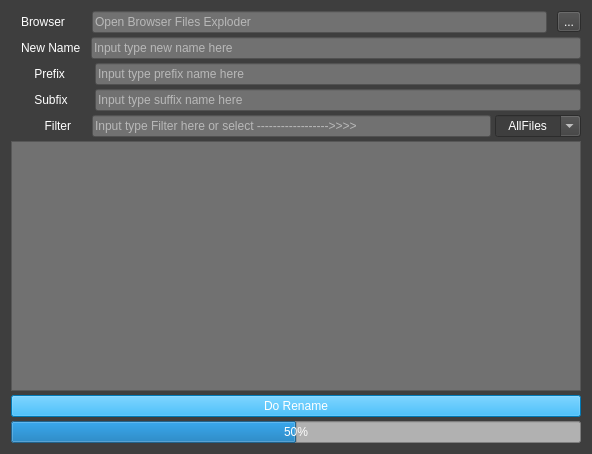
The window that leerenametool.ui (leetdvn/leeAppRename) describes before a commit, drawn with Qt 5.
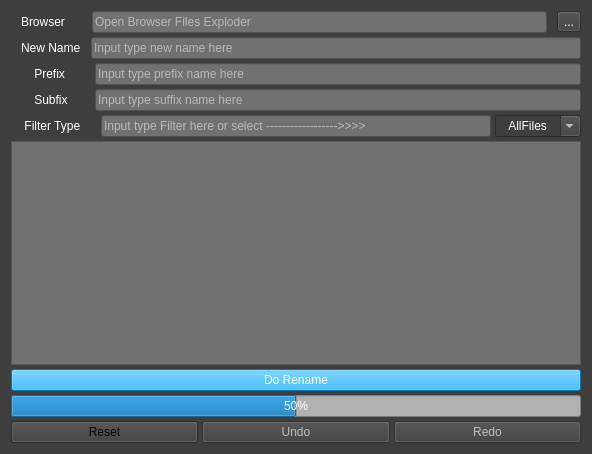
The same window after the commit. Icons and pictures are not drawn.

```diff
--- a/leerenametool.ui
+++ b/leerenametool.ui
@@ -217,7 +217,7 @@
 color: rgb(255, 255, 255);</string>
          </property>
          <property name="text">
-          <string>       Filter     </string>
+          <string> Filter Type     </string>
          </property>
          <property name="alignment">
           <set>Qt::AlignCenter</set>
@@ -338,6 +338,37 @@
        </property>
       </widget>
      </item>
+     <item>
+      <layout class="QHBoxLayout" name="horizontalLayout">
+       <item>
+        <widget class="QPushButton" name="ResetBtn">
+         <property name="text">
+          <string>Reset</string>
+         </property>
+        </widget>
+       </item>
+       <item>
+        <widget class="QPushButton" name="UndoBtn">
+         <property name="enabled">
+          <bool>false</bool>
+         </property>
+         <property name="text">
+          <string>Undo</string>
+         </property>
+        </widget>
+       </item>
+       <item>
+        <widget class="QPushButton" name="RedoBtn">
+         <property name="enabled">
+          <bool>false</bool>
+         </property>
+         <property name="text">
+          <string>Redo</string>
+         </property>
+        </widget>
+       </item>
+      </layout>
+     </item>
     </layout>
    </item>
   </layout>
```
